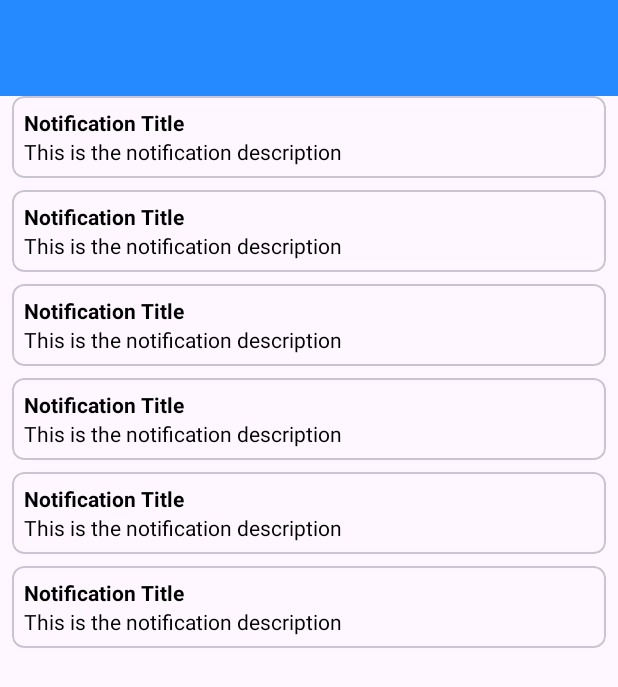
After one commit to rico-r/AdoptMeNow, an Android app: the layout fragment_notification.xml on its own in the app's theme, with its tools: preview values and no code run, on a phone screen of 412 x 824 dp. The commit adds this screen. Shown: the top 687 px of the screen. Run offline under Robolectric (Android 15) with nearby library versions, the phone set to English and light mode, and no system bars.

Commit message:
WIP: Notification

```diff
--- a/app/src/main/java/com/kelompok5/adoptmenow/home/HomeFragment.kt
+++ b/app/src/main/java/com/kelompok5/adoptmenow/home/HomeFragment.kt
@@ -55,6 +55,11 @@ class HomeFragment() : Fragment() {
                 .navigate(MainFragmentDirections.actionMainFragmentToCreatePostFragment())
         }
 
+        binding.notificationButton.setOnClickListener {
+            this.findNavController().navigate(
+                MainFragmentDirections.actionMainFragmentToNotificationFragment())
+        }
+
         return binding.root
     }
 
--- /dev/null
+++ b/app/src/main/res/layout/fragment_notification.xml
@@ -0,0 +1,31 @@
+<?xml version="1.0" encoding="utf-8"?>
+<layout xmlns:android="http://schemas.android.com/apk/res/android"
+    xmlns:app="http://schemas.android.com/apk/res-auto"
+    xmlns:tools="http://schemas.android.com/tools">
+
+    <data>
+    </data>
+
+    <androidx.constraintlayout.widget.ConstraintLayout
+        android:layout_width="match_parent"
+        android:layout_height="match_parent">
+
+        <View
+            android:id="@+id/actionbar"
+            android:layout_width="match_parent"
+            android:layout_height="?actionBarSize"
+            android:background="?colorPrimary"
+            app:layout_constraintTop_toTopOf="parent"/>
+
+        <androidx.recyclerview.widget.RecyclerView
+            android:id="@+id/recycler_view"
+            android:layout_width="match_parent"
+            android:layout_height="0dp"
+            app:layout_constraintTop_toBottomOf="@id/actionbar"
+            app:layout_constraintBottom_toBottomOf="parent"
+            app:layoutManager="androidx.recyclerview.widget.LinearLayoutManager"
+            tools:listitem="@layout/list_item_notification"
+            tools:itemCount="9"/>
+
+    </androidx.constraintlayout.widget.ConstraintLayout>
+</layout>
--- /dev/null
+++ b/app/src/main/res/layout/list_item_notification.xml
@@ -0,0 +1,39 @@
+<?xml version="1.0" encoding="utf-8"?>
+<layout xmlns:android="http://schemas.android.com/apk/res/android"
+    xmlns:app="http://schemas.android.com/apk/res-auto"
+    xmlns:tools="http://schemas.android.com/tools">
+
+    <data>
+    </data>
+
+    <com.google.android.material.card.MaterialCardView
+        android:layout_width="match_parent"
+        android:layout_height="wrap_content"
+        android:layout_marginHorizontal="8dp"
+        android:layout_marginBottom="8dp"
+        app:cardCornerRadius="8dp">
+
+        <androidx.constraintlayout.widget.ConstraintLayout
+            android:layout_width="match_parent"
+            android:layout_height="wrap_content"
+            android:padding="8dp">
+
+            <TextView
+                android:id="@+id/title"
+                android:layout_width="match_parent"
+                android:layout_height="wrap_content"
+                android:textStyle="bold"
+                app:layout_constraintTop_toTopOf="parent"
+                tools:text="Notification Title"/>
+
+            <TextView
+                android:id="@+id/description"
+                android:layout_width="match_parent"
+                android:layout_height="wrap_content"
+                app:layout_constraintTop_toBottomOf="@id/title"
+                tools:text="This is the notification description" />
+
+        </androidx.constraintlayout.widget.ConstraintLayout>
+
+    </com.google.android.material.card.MaterialCardView>
+</layout>
--- a/app/src/main/res/values/strings.xml
+++ b/app/src/main/res/values/strings.xml
@@ -66,4 +66,6 @@
     <string name="creating_post">Menyimpan post…</string>
     <string name="post_created">Post berhasil disimpan!</string>
     <string name="edit">Edit</string>
+    <string name="notification">Notifikasi</string>
+    <string name="today">Hari ini</string>
 </resources>
```
Also changed, not shown: app/src/main/java/com/kelompok5/adoptmenow/history/HistoryFragment.kt (+7 -0 lines), app/src/main/java/com/kelompok5/adoptmenow/notification/NotificationAdapter.kt (added, +30 -0 lines), app/src/main/java/com/kelompok5/adoptmenow/notification/NotificationFragment.kt (added, +26 -0 lines), app/src/main/java/com/kelompok5/adoptmenow/notification/NotificationItem.kt (added, +7 -0 lines), app/src/main/java/com/kelompok5/adoptmenow/notification/NotificationViewHolder.kt (added, +7 -0 lines), app/src/main/java/com/kelompok5/adoptmenow/notification/NotificationViewModel.kt (added, +7 -0 lines), app/src/main/res/layout/list_item_notification_divider.xml (added, +15 -0 lines), app/src/main/res/navigation/navigation.xml (+8 -0 lines).
